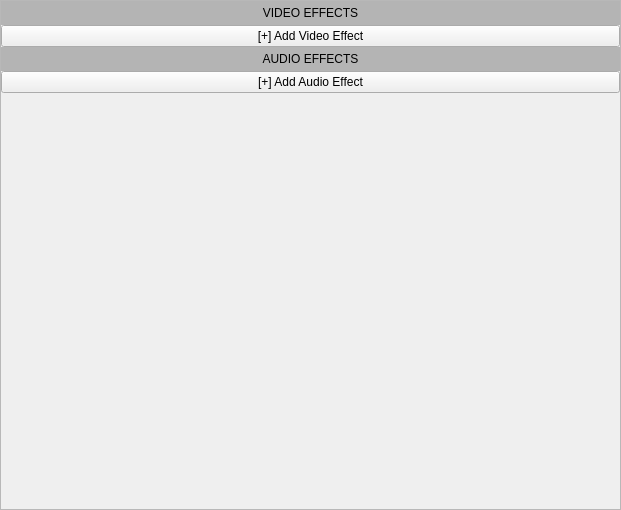
Old version of the form panels/effectcontrols.ui in the repository olive-editor/olive.
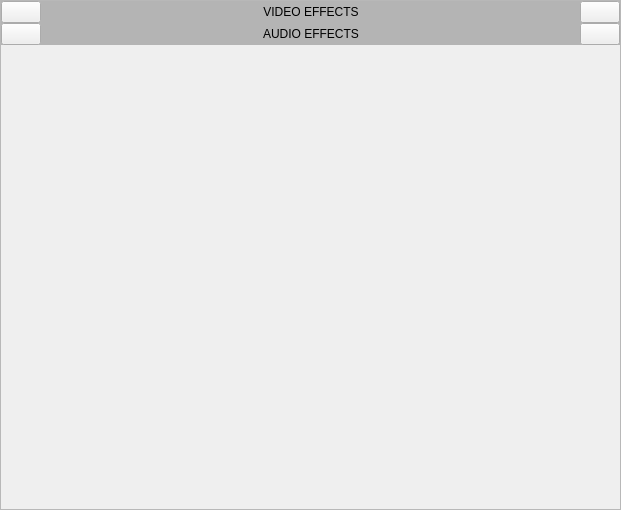
New version of the form. Icons and pictures are not drawn.

Commit message: improved effects, implemented audio transitions, fixed nested sequences

The edit to the form file:
```diff
--- a/panels/effectcontrols.ui
+++ b/panels/effectcontrols.ui
@@ -50,7 +50,7 @@
          <x>0</x>
          <y>0</y>
          <width>619</width>
-         <height>482</height>
+         <height>489</height>
         </rect>
        </property>
        <layout class="QVBoxLayout" name="verticalLayout_2">
@@ -88,6 +88,57 @@
             <number>0</number>
            </property>
            <item>
+            <widget class="QWidget" name="veHeader" native="true">
+             <property name="styleSheet">
+              <string notr="true">#veHeader {
+  background: rgba(0, 0, 0, 0.25);
+}</string>
+             </property>
+             <layout class="QHBoxLayout" name="horizontalLayout">
+              <property name="spacing">
+               <number>0</number>
+              </property>
+              <property name="leftMargin">
+               <number>0</number>
+              </property>
+              <property name="topMargin">
+               <number>0</number>
+              </property>
+              <property name="rightMargin">
+               <number>0</number>
+              </property>
+              <property name="bottomMargin">
+               <number>0</number>
+              </property>
+              <item>
+               <widget class="QPushButton" name="add_video_effect_button">
+                <property name="toolTip">
+                 <string>Add Video Effect</string>
+                </property>
+                <property name="text">
+                 <string/>
+                </property>
+                <property name="icon">
+                 <iconset>
+                  <normalon>:/icons/add-effect.png</normalon>
+                 </iconset>
+                </property>
+               </widget>
+              </item>
+              <item>
+               <spacer name="horizontalSpacer">
+                <property name="orientation">
+                 <enum>Qt::Horizontal</enum>
+                </property>
+                <property name="sizeHint" stdset="0">
+                 <size>
+                  <width>40</width>
+                  <height>20</height>
+                 </size>
+                </property>
+               </spacer>
+              </item>
+              <item>
             <widget class="QLabel" name="label">
              <property name="sizePolicy">
               <sizepolicy hsizetype="Preferred" vsizetype="Maximum">
@@ -100,10 +151,6 @@
                <pointsize>9</pointsize>
               </font>
              </property>
-             <property name="styleSheet">
-              <string notr="true">padding: 5px;
-background: rgba(0, 0, 0, 0.25);</string>
-             </property>
              <property name="text">
               <string>VIDEO EFFECTS</string>
              </property>
@@ -113,6 +160,37 @@
             </widget>
            </item>
            <item>
+               <spacer name="horizontalSpacer_2">
+                <property name="orientation">
+                 <enum>Qt::Horizontal</enum>
+                </property>
+                <property name="sizeHint" stdset="0">
+                 <size>
+                  <width>40</width>
+                  <height>20</height>
+                 </size>
+                </property>
+               </spacer>
+              </item>
+              <item>
+               <widget class="QPushButton" name="pushButton_2">
+                <property name="toolTip">
+                 <string>Add Video Transition</string>
+                </property>
+                <property name="text">
+                 <string/>
+                </property>
+                <property name="icon">
+                 <iconset>
+                  <normalon>:/icons/add-transition.png</normalon>
+                 </iconset>
+                </property>
+               </widget>
+              </item>
+             </layout>
+            </widget>
+           </item>
+           <item>
             <widget class="QWidget" name="video_effect_area" native="true">
              <layout class="QVBoxLayout" name="verticalLayout_6">
               <property name="spacing">
@@ -133,16 +211,6 @@
              </layout>
             </widget>
            </item>
-           <item>
-            <widget class="QPushButton" name="add_video_effect_button">
-             <property name="styleSheet">
-              <string notr="true"/>
-             </property>
-             <property name="text">
-              <string>[+] Add Video Effect</string>
-             </property>
-            </widget>
-           </item>
           </layout>
          </widget>
         </item>
@@ -165,7 +233,58 @@
             <number>0</number>
            </property>
            <item>
-            <widget class="QLabel" name="label_2">
+            <widget class="QWidget" name="aeHeader" native="true">
+             <property name="styleSheet">
+              <string notr="true">#aeHeader {
+  background: rgba(0, 0, 0, 0.25);
+}</string>
+             </property>
+             <layout class="QHBoxLayout" name="horizontalLayout_2">
+              <property name="spacing">
+               <number>0</number>
+              </property>
+              <property name="leftMargin">
+               <number>0</number>
+              </property>
+              <property name="topMargin">
+               <number>0</number>
+              </property>
+              <property name="rightMargin">
+               <number>0</number>
+              </property>
+              <property name="bottomMargin">
+               <number>0</number>
+              </property>
+              <item>
+               <widget class="QPushButton" name="add_audio_effect_button">
+                <property name="toolTip">
+                 <string>Add Audio Effect</string>
+                </property>
+                <property name="text">
+                 <string/>
+                </property>
+                <property name="icon">
+                 <iconset>
+                  <normalon>:/icons/add-effect.png</normalon>
+                 </iconset>
+                </property>
+               </widget>
+              </item>
+              <item>
+               <spacer name="horizontalSpacer_3">
+                <property name="orientation">
+                 <enum>Qt::Horizontal</enum>
+                </property>
+                <property name="sizeHint" stdset="0">
+                 <size>
+                  <width>40</width>
+                  <height>20</height>
+                 </size>
+                </property>
+               </spacer>
+              </item>
+              <item>
+               <widget class="QLabel" name="label_3">
              <property name="sizePolicy">
               <sizepolicy hsizetype="Preferred" vsizetype="Maximum">
                <horstretch>0</horstretch>
@@ -177,10 +296,6 @@
                <pointsize>9</pointsize>
               </font>
              </property>
-             <property name="styleSheet">
-              <string notr="true">padding: 5px;
-background: rgba(0, 0, 0, 0.25);</string>
-             </property>
              <property name="text">
               <string>AUDIO EFFECTS</string>
              </property>
@@ -190,6 +305,37 @@
             </widget>
            </item>
            <item>
+               <spacer name="horizontalSpacer_4">
+                <property name="orientation">
+                 <enum>Qt::Horizontal</enum>
+                </property>
+                <property name="sizeHint" stdset="0">
+                 <size>
+                  <width>40</width>
+                  <height>20</height>
+                 </size>
+                </property>
+               </spacer>
+              </item>
+              <item>
+               <widget class="QPushButton" name="pushButton_3">
+                <property name="toolTip">
+                 <string>Add Audio Transition</string>
+                </property>
+                <property name="text">
+                 <string/>
+                </property>
+                <property name="icon">
+                 <iconset>
+                  <normalon>:/icons/add-transition.png</normalon>
+                 </iconset>
+                </property>
+               </widget>
+              </item>
+             </layout>
+            </widget>
+           </item>
+           <item>
             <widget class="QWidget" name="audio_effect_area" native="true">
              <layout class="QVBoxLayout" name="verticalLayout_5">
               <property name="spacing">
@@ -210,13 +356,6 @@
              </layout>
             </widget>
            </item>
-           <item>
-            <widget class="QPushButton" name="add_audio_effect_button">
-             <property name="text">
-              <string>[+] Add Audio Effect</string>
-             </property>
-            </widget>
-           </item>
           </layout>
          </widget>
         </item>
```
Lines whose indentation alone changed are shown as unchanged. The commit also changes 16 other files.
